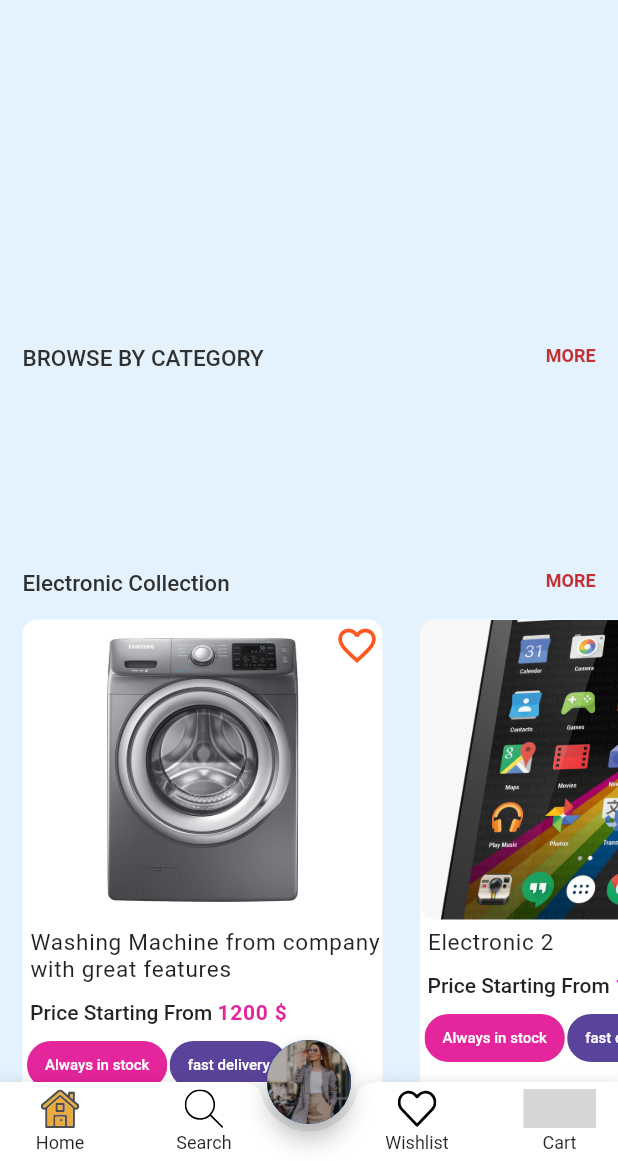
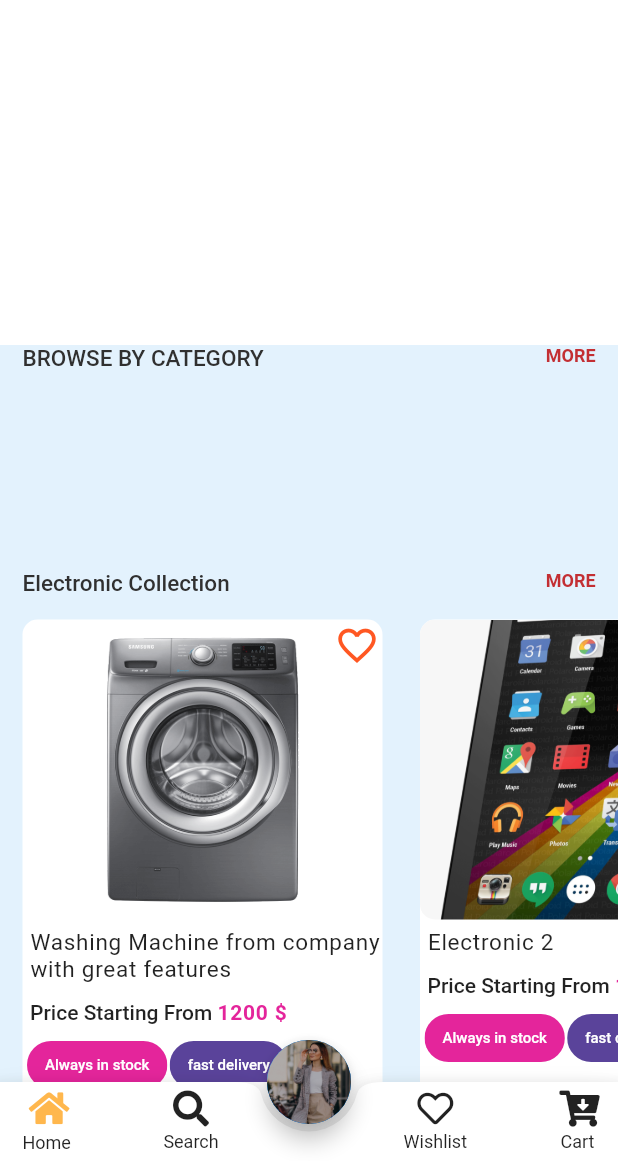
Before and after one commit to Subhe93/hodhod-mart, a Flutter app: the HomeBottomBar screen opened directly, on a phone screen of 412 x 824 dp, the part 75-1236 px from its top. Run offline on Flutter 3.47's test engine with Material 2 defaults, Android fonts, the phone set to English and light mode, and no system bars; our stand-ins replace circular_check_box, country_code_picker, flutter_rating_bar, flutter_signin_button, flutter_svg, flutter_swiper and 3 more; missing offline and left inert: flutter_statusbarcolor; accounts and stored records are empty; network calls fail; project files that could hold a hidden picture were left out; grey boxes are pictures that could not be loaded.

```diff
--- a/lib/main.dart
+++ b/lib/main.dart
@@ -1,5 +1,5 @@
 import 'package:flutter/material.dart';
-
+import 'package:hodhod_mart/provider/modelsProvider.dart';
 import 'package:hodhod_mart/provider/wishList_provider.dart';
 import 'package:hodhod_mart/screens/start_page.dart';
 import 'package:provider/provider.dart';
@@ -8,6 +8,9 @@ void main() {
   runApp(
     MultiProvider(
       providers: [
+        ChangeNotifierProvider<ModelsProvider>(
+          create: (_) => ModelsProvider(),
+        ),
         ChangeNotifierProvider<WishListProvider>(
             create: (_) => WishListProvider()),
       ],
--- a/lib/networking_http/services_http.dart
+++ b/lib/networking_http/services_http.dart
@@ -1,6 +1,6 @@
 import 'package:hodhod_mart/model/MainCategory.dart';
 import 'package:hodhod_mart/model/SubCategory.dart';
-import 'package:hodhod_mart/screens/homePage/components/category/categories.dart';
+
 import 'package:http/http.dart' as http;
 import 'dart:convert' as convert;
 
@@ -18,39 +18,56 @@ class HttpServices {
           SubCategoryProducts.fromJson(convert.jsonDecode(response.body));
       return items.products;
     } catch (e) {
+      print(e);
       return [];
     }
   }
 
   static Future<List<AdBanner>> getBanners() async {
+    // Dio dio = new Dio();
     try {
       var response = await http.get(baseUrl + "banners");
       print(response);
-      var banners = adBannerFromJson(response.body);
-      return banners;
+      if (response.statusCode == 200) {
+        List<AdBanner> banners = adBannerFromJson(response.body);
+        return banners;
+      } else {
+        throw Exception('Error');
+      }
     } catch (e) {
+      print(e);
       return [];
     }
   }
 
   static Future<List<MainCategory>> getCategories() async {
+    //Dio dio = new Dio();
     try {
-      var response = await http.get(baseUrl + "categories");
-      print(Categories());
-      var categories = mainCategoryFromJson(response.body);
-      return categories;
+      final response = await http.get(baseUrl + "categories");
+      print(response);
+      if (response.statusCode == 200) {
+        return mainCategoryFromJson(response.body);
+      } else {
+        throw Exception('Error' + response.statusCode.toString());
+      }
     } catch (e) {
+      print(e.toString());
       return [];
     }
   }
 
   static Future<List<SubCategory>> getSubCategoriesById(int id) async {
+    print(id);
     try {
       var response = await http.get(baseUrl + "getCategorySubs/$id");
-      print(Categories());
-      var categories = subCategoryFromJson(response.body);
-      return categories;
+      if (response.statusCode == 200) {
+        List<SubCategory> categories = subCategoryFromJson(response.body);
+        return categories;
+      } else {
+        throw Exception('error');
+      }
     } catch (e) {
+      print(e);
       return [];
     }
   }
@@ -58,7 +75,7 @@ class HttpServices {
   static Future<List<Product>> getSubCategoryProducts(int id) async {
     try {
       var response = await http.get(baseUrl + "getSubCategoryProducts/$id");
-      print(Categories());
+
       var subCategoryProductsObject =
           subCategoryProductsFromJson(response.body);
       return subCategoryProductsObject.products;
--- a/lib/provider/wishList_provider.dart
+++ b/lib/provider/wishList_provider.dart
@@ -10,7 +10,7 @@ class WishListProvider with ChangeNotifier {
   List<WishListItem> wishList = [];
   double _totalPrice = 0;
   WishListModel cartModel = WishListModel();
-  List<AdBanner> banners;
+  List<AdBanner> banners = [];
 
   getWish() async {
     try {
--- a/lib/screens/homePage/components/ads.dart
+++ b/lib/screens/homePage/components/ads.dart
@@ -3,9 +3,6 @@ import 'package:flutter_swiper/flutter_swiper.dart';
 import 'package:hodhod_mart/constants.dart';
 import 'package:hodhod_mart/model/Banners.dart';
 import 'package:hodhod_mart/networking_http/services_http.dart';
-import 'package:hodhod_mart/provider/wishList_provider.dart';
-import 'package:hodhod_mart/screens/wishlist_screen/whishlist_screen.dart';
-import 'package:provider/provider.dart';
 
 class Ads extends StatefulWidget {
   final double adHeight;
@@ -17,19 +14,19 @@ class Ads extends StatefulWidget {
 }
 
 class _AdsState extends State<Ads> {
-  bool isLoading = true;
+  bool _isLoading;
+  List<AdBanner> _banners;
   List<String> swiperList = ['ad1.png', 'ad2.png', 'ad3.png'];
-  List<AdBanner> banners = [];
+
   @override
   void initState() {
+    _isLoading = true;
     super.initState();
     HttpServices.getBanners().then((value) => {
-          setState(() => {
-                banners = value,
-                isLoading = false,
-                Provider.of<WishListProvider>(context, listen: false)
-                    .setBanners(value)
-              })
+          if (mounted)
+            {
+              setState(() => {_banners = value, _isLoading = false}),
+            }
         });
   }
 
@@ -41,17 +38,17 @@ class _AdsState extends State<Ads> {
       child: Swiper(
         autoplay: true,
         itemBuilder: (BuildContext context, int index) {
-          return isLoading
+          return _isLoading
               ? Image.asset(
                   'assets/' + swiperList[index],
                   fit: BoxFit.fill,
                 )
               : Image.network(
-                  baseUrl + banners[index].image,
+                  baseUrl + _banners[index].image,
                   fit: BoxFit.fill,
                 );
         },
-        itemCount: isLoading ? 3 : banners.length,
+        itemCount: _isLoading ? 3 : _banners.length,
         pagination: SwiperPagination(
           builder: DotSwiperPaginationBuilder(
               color: Colors.amber, activeColor: kTextPurpleColor),
--- a/lib/screens/homePage/components/bottom_app_bar.dart
+++ b/lib/screens/homePage/components/bottom_app_bar.dart
@@ -1,11 +1,15 @@
+import 'package:flutter/cupertino.dart';
 import 'package:flutter/material.dart';
-import 'package:flutter_svg/flutter_svg.dart';
+import 'package:font_awesome_flutter/font_awesome_flutter.dart';
+import 'package:hodhod_mart/networking_http/services_http.dart';
+import 'package:hodhod_mart/provider/modelsProvider.dart';
 import 'package:hodhod_mart/screens/homePage/components/appBar.dart';
 import 'package:hodhod_mart/screens/homePage/home_page.dart';
 import 'package:hodhod_mart/screens/my_account/my_account.dart';
 import 'package:hodhod_mart/screens/my_cart/my_cart.dart';
 import 'package:hodhod_mart/screens/search/search_page.dart';
 import 'package:hodhod_mart/screens/wishlist_screen/whishlist_screen.dart';
+import 'package:provider/provider.dart';
 
 class HomeBottomBar extends StatefulWidget {
   int isSelected = 0;
@@ -58,8 +62,11 @@ class _HomeBottomBarState extends State<HomeBottomBar> {
                     Container(
                         height: MediaQuery.of(context).size.height / 32,
                         child: widget.isSelected != 0
-                            ? SvgPicture.asset('assets/svg/home-01.svg')
-                            : SvgPicture.asset('assets/svg/home-06.svg')),
+                            ? Icon(FontAwesomeIcons.home)
+                            : Icon(
+                                FontAwesomeIcons.home,
+                                color: Colors.orange[300],
+                              )),
                     Padding(
                       padding: const EdgeInsets.only(top: 3.0),
                       child: Text(
@@ -81,10 +88,13 @@ class _HomeBottomBarState extends State<HomeBottomBar> {
                   mainAxisSize: MainAxisSize.min,
                   children: [
                     Container(
-                        height: MediaQuery.of(context).size.height / 32,
+                        //  height: MediaQuery.of(context).size.height / 32,
                         child: widget.isSelected != 1
-                            ? SvgPicture.asset('assets/svg/search-03.svg')
-                            : SvgPicture.asset('assets/svg/search-08.svg')),
+                            ? Icon(FontAwesomeIcons.search)
+                            : Icon(
+                                FontAwesomeIcons.search,
+                                color: Colors.orange[300],
+                              )),
                     Padding(
                       padding: const EdgeInsets.only(top: 3.0),
                       child: Text(
@@ -109,10 +119,13 @@ class _HomeBottomBarState extends State<HomeBottomBar> {
                   mainAxisSize: MainAxisSize.min,
                   children: [
                     Container(
-                        height: MediaQuery.of(context).size.height / 32,
+                        //  height: MediaQuery.of(context).size.height / 32,
                         child: widget.isSelected != 2
-                            ? SvgPicture.asset('assets/svg/love-02.svg')
-                            : SvgPicture.asset('assets/svg/love-07.svg')),
+                            ? Icon(FontAwesomeIcons.heart)
+                            : Icon(
+                                FontAwesomeIcons.heart,
+                                color: Colors.orange[300],
+                              )),
                     Padding(
                       padding: const EdgeInsets.only(top: 3.0),
                       child: Text(
@@ -134,10 +147,13 @@ class _HomeBottomBarState extends State<HomeBottomBar> {
                   mainAxisSize: MainAxisSize.min,
                   children: [
                     Container(
-                        height: MediaQuery.of(context).size.height / 32,
+                        // height: MediaQuery.of(context).size.height / 32,
                         child: widget.isSelected != 3
-                            ? SvgPicture.asset('assets/svg/cart-04.svg')
-                            : SvgPicture.asset('assets/svg/cart-09.svg')),
+                            ? Icon(FontAwesomeIcons.cartArrowDown)
+                            : Icon(
+                                FontAwesomeIcons.cartArrowDown,
+                                color: Colors.orange[300],
+                              )),
                     Padding(
                       padding: const EdgeInsets.only(top: 3.0),
                       child: Text(
@@ -159,12 +175,7 @@ class _HomeBottomBarState extends State<HomeBottomBar> {
         onPageChanged: (int) {
           print('Page Changes to index $int');
         },
-        children: <Widget>[
-          HomePage(),
-          SearchPage(),
-         WhishList(),
-          MyCart()
-        ],
+        children: <Widget>[HomePage(), SearchPage(), WhishList(), MyCart()],
         physics: NeverScrollableScrollPhysics(),
       ),
     );
--- a/lib/screens/homePage/components/category/categories.dart
+++ b/lib/screens/homePage/components/category/categories.dart
@@ -2,6 +2,7 @@ import 'package:flutter/material.dart';
 import 'package:hodhod_mart/constants.dart';
 import 'package:hodhod_mart/model/MainCategory.dart';
 import 'package:hodhod_mart/networking_http/services_http.dart';
+import 'package:hodhod_mart/provider/modelsProvider.dart';
 import 'package:hodhod_mart/repositories/category_repository.dart';
 import 'package:hodhod_mart/screens/sub_category/sub_category_page.dart';
 import 'package:provider/provider.dart';
@@ -18,17 +19,31 @@ class Categories extends StatefulWidget {
 }
 
 class _CategoriesState extends State<Categories> {
-  List<MainCategory> categories = [];
-  bool isloading = true;
+  List<MainCategory> categories;
+  bool isloading;
+
   @override
   void initState() {
     super.initState();
-    HttpServices.getCategories().then(
-        (value) => setState(() => {categories = value, isloading = false}));
+    isloading = true;
+    // HttpServices.getCategories().then((value) => {
+    //       Provider.of<ModelsProvider>(context, listen: false)
+    //           .setCategories(value),
+    //       if (mounted)
+    //         {
+    //           setState(() => {categories = value, isloading = false})
+    //         }
+    //     });
   }
 
   @override
   Widget build(BuildContext context) {
+    HttpServices.getCategories().then((value) => {
+          if (mounted)
+            {
+              setState(() => {categories = value, isloading = false})
+            }
+        });
     return Padding(
       padding: const EdgeInsets.only(top: 30.0),
       child: Container(
@@ -66,7 +81,9 @@ class _CategoriesState extends State<Categories> {
               ),
             ),
             isloading
-                ? Center(child: CircularProgressIndicator())
+                ? Center(
+                    child: CircularProgressIndicator(),
+                  )
                 : Expanded(
                     child: ListView.builder(
                       scrollDirection: Axis.horizontal,
@@ -76,7 +93,6 @@ class _CategoriesState extends State<Categories> {
                           builder: (context) {
                             return SubCategoryPage(
                               catID: categories[index].id,
-                              categories: categories,
                             );
                           },
                         )),
--- a/lib/screens/homePage/components/home_body.dart
+++ b/lib/screens/homePage/components/home_body.dart
@@ -1,4 +1,7 @@
 import 'package:flutter/material.dart';
+import 'package:hodhod_mart/model/MainCategory.dart';
+import 'package:hodhod_mart/networking_http/services_http.dart';
+import 'package:hodhod_mart/provider/modelsProvider.dart';
 import 'package:hodhod_mart/repositories/category_repository.dart';
 import 'package:hodhod_mart/repositories/collection_card_repository.dart';
 import 'package:hodhod_mart/repositories/collection_repository.dart';
@@ -277,8 +280,6 @@ class _HomeBodyState extends State<HomeBody> {
   @override
   Widget build(BuildContext context) {
     return SingleChildScrollView(
-      child: Container(
-        color: Colors.blue[50],
       child: Column(
         mainAxisAlignment: MainAxisAlignment.start,
         children: [
@@ -305,7 +306,6 @@ class _HomeBodyState extends State<HomeBody> {
           ),
         ],
       ),
-      ),
     );
   }
 }
--- a/lib/screens/homePage/home_page.dart
+++ b/lib/screens/homePage/home_page.dart
@@ -1,7 +1,11 @@
 import 'package:flutter/material.dart';
-import 'package:hodhod_mart/model/SubCategoryProducts.dart';
+import 'package:hodhod_mart/model/Banners.dart';
+import 'package:hodhod_mart/model/MainCategory.dart';
+import 'package:hodhod_mart/networking_http/services_http.dart';
+import 'package:hodhod_mart/provider/modelsProvider.dart';
 
 import 'package:hodhod_mart/screens/homePage/components/home_body.dart';
+import 'package:provider/provider.dart';
 
 class HomePage extends StatefulWidget {
   @override
--- a/lib/screens/signIn.dart
+++ b/lib/screens/signIn.dart
@@ -4,7 +4,7 @@ import 'package:flutter_signin_button/flutter_signin_button.dart';
 import 'package:flutter_statusbarcolor/flutter_statusbarcolor.dart';
 import 'package:hodhod_mart/constants.dart';
 import 'package:hodhod_mart/screens/homePage/components/bottom_app_bar.dart';
-import 'package:hodhod_mart/screens/homePage/new_home.dart';
+
 
 class SignIn extends StatelessWidget {
   @override
--- a/lib/screens/start_page.dart
+++ b/lib/screens/start_page.dart
@@ -1,11 +1,9 @@
 import 'package:flutter/material.dart';
 import 'package:flutter_signin_button/button_view.dart';
 import 'package:flutter_signin_button/flutter_signin_button.dart';
-import 'package:flutter_statusbarcolor/flutter_statusbarcolor.dart';
 import 'package:flutter_svg/flutter_svg.dart';
 import 'package:hodhod_mart/constants.dart';
 import 'package:hodhod_mart/screens/signIn.dart';
-import 'package:provider/provider.dart';
 
 class StartPage extends StatelessWidget {
   @override
--- a/lib/screens/sub_category/sub_category_page.dart
+++ b/lib/screens/sub_category/sub_category_page.dart
@@ -5,10 +5,8 @@ import 'package:hodhod_mart/screens/sub_category/body.dart';
 
 class SubCategoryPage extends StatefulWidget {
   final int catID;
-  final List<MainCategory> categories;
 
-  const SubCategoryPage({Key key, this.catID, this.categories})
-      : super(key: key);
+  const SubCategoryPage({Key key, this.catID}) : super(key: key);
 
   @override
   _SubCategoryPageState createState() => _SubCategoryPageState();
@@ -22,7 +20,6 @@ class _SubCategoryPageState extends State<SubCategoryPage> {
           homeAppBar(false, context, true, 'Sub Categories', searchAction()),
       body: SubCategoryBody(
         catID: widget.catID,
-        categories: widget.categories,
       ),
     );
   }
--- a/pubspec.yaml
+++ b/pubspec.yaml
@@ -39,6 +39,8 @@ dependencies:
   shared_preferences: ^0.5.10
   provider: 4.3.2
   http: ^0.12.2
+  font_awesome_flutter: ^8.4.0
+  dio: ^3.0.10
 
 
 dev_dependencies:
```
Also changed, not shown: lib/provider/modelsProvider.dart (added, +20 -0 lines), lib/screens/homePage/new_home.dart (deleted, +0 -102 lines), lib/screens/sub_category/body.dart (+16 -11 lines), lib/screens/sub_category/sub_category_grid.dart (+5 -2 lines), lib/widgets/bottom_app_bar.dart (+5 -4 lines), lib/widgets/static_banners.dart (+10 -4 lines), pubspec.lock. Lines whose indentation alone changed are shown as unchanged.
